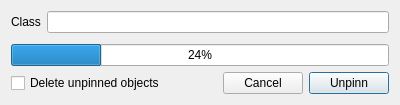
First picture: the form in unpinndialog.ui, repository Kuszki/K-Converter, before the edit.
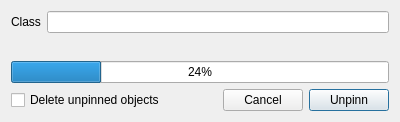
Second picture: the form after the edit. Icons and pictures are not drawn.

```diff
--- a/unpinndialog.ui
+++ b/unpinndialog.ui
@@ -7,7 +7,7 @@
     <x>0</x>
     <y>0</y>
     <width>400</width>
-    <height>105</height>
+    <height>122</height>
    </rect>
   </property>
   <property name="windowTitle">
```
Left out of the diff: 3 changed lines with no effect on the pictures.
